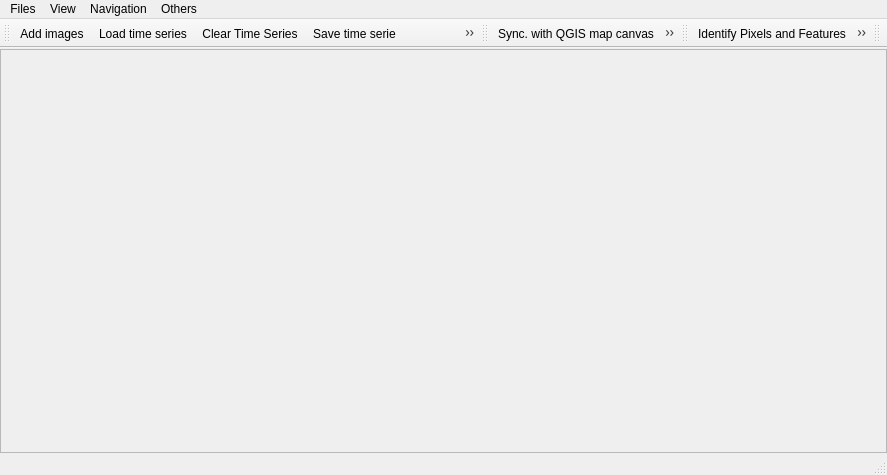
Above: eotimeseriesviewer/ui/timeseriesviewer.ui from jakimowb/eo-time-series-viewer before the change. Below: the same form after it.
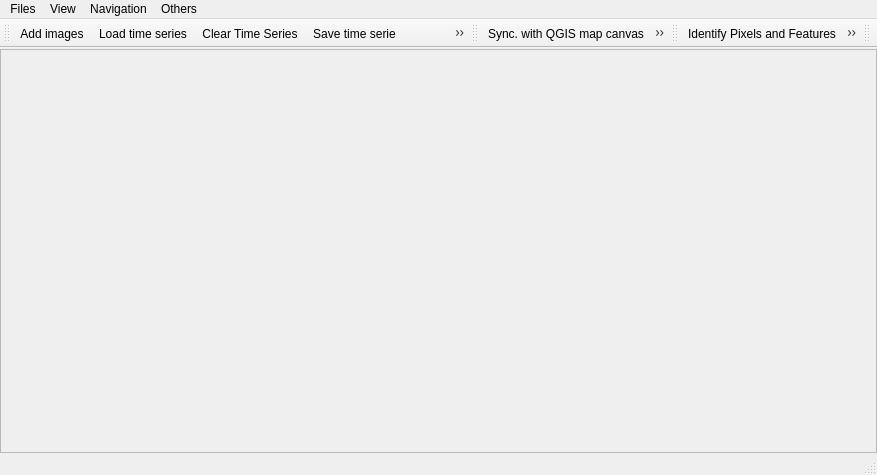
That is the form after the change. Icons and pictures are not drawn. Custom widgets are drawn as their Qt base class.

Commit message: resizing map canvas size keeps showing the previous time window center

Patch:
```diff
--- a/eotimeseriesviewer/ui/timeseriesviewer.ui
+++ b/eotimeseriesviewer/ui/timeseriesviewer.ui
@@ -6,7 +6,7 @@
    <rect>
     <x>0</x>
     <y>0</y>
-    <width>887</width>
+    <width>877</width>
     <height>475</height>
    </rect>
   </property>
@@ -77,7 +77,7 @@
     <item>
      <widget class="MapViewScrollArea" name="scrollAreaSubsets">
       <property name="sizePolicy">
-       <sizepolicy hsizetype="MinimumExpanding" vsizetype="MinimumExpanding">
+       <sizepolicy hsizetype="Preferred" vsizetype="Preferred">
         <horstretch>3</horstretch>
         <verstretch>3</verstretch>
        </sizepolicy>
@@ -105,7 +105,7 @@
         <rect>
          <x>0</x>
          <y>0</y>
-         <width>885</width>
+         <width>875</width>
          <height>387</height>
         </rect>
        </property>
@@ -152,7 +152,7 @@
     <rect>
      <x>0</x>
      <y>0</y>
-     <width>887</width>
+     <width>877</width>
      <height>21</height>
     </rect>
    </property>
```
Left out of the diff: 2 changed lines with no effect on the pictures. The commit also changes 3 other files.
